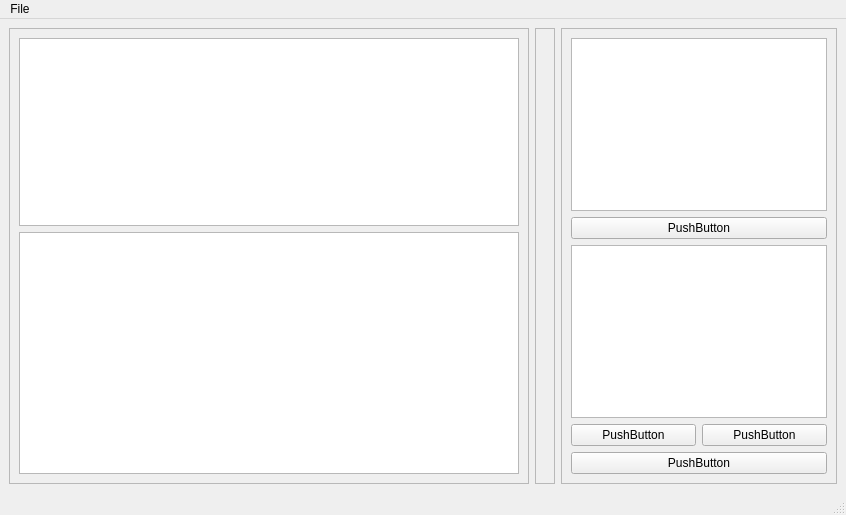
First picture: the form in slacx/slacxui/basic.ui, repository slaclab/paws, before the edit.
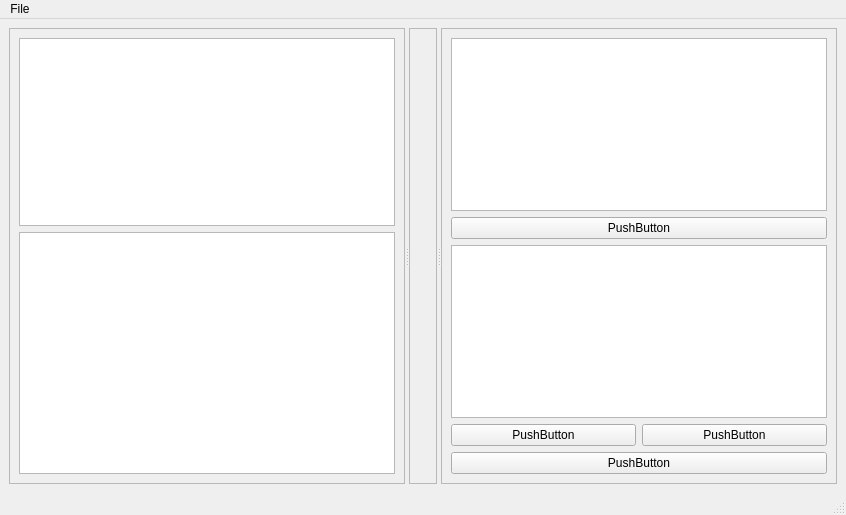
Second picture: the form after the edit.

Commit message: added frame splitter to the GUI

```diff
--- a/slacx/slacxui/basic.ui
+++ b/slacx/slacxui/basic.ui
@@ -16,6 +16,10 @@
   <widget class="QWidget" name="centralwidget">
    <layout class="QHBoxLayout" name="horizontalLayout">
     <item>
+     <widget class="QSplitter" name="splitter">
+      <property name="orientation">
+       <enum>Qt::Horizontal</enum>
+      </property>
      <widget class="QFrame" name="left_frame">
       <property name="frameShape">
        <enum>QFrame::StyledPanel</enum>
@@ -49,8 +53,7 @@
        </item>
       </layout>
      </widget>
-    </item>
-    <item>
+      <widget class="QWidget" name="">
      <layout class="QVBoxLayout" name="verticalLayout_3">
       <item>
        <widget class="QFrame" name="center_frame">
@@ -68,8 +71,7 @@
        </widget>
       </item>
      </layout>
-    </item>
-    <item>
+      </widget>
      <widget class="QFrame" name="right_frame">
       <property name="frameShape">
        <enum>QFrame::StyledPanel</enum>
@@ -120,6 +122,7 @@
       <zorder>add_op_button</zorder>
       <zorder>apply_workflow_button</zorder>
       <zorder>rm_op_button</zorder>
+      </widget>
      </widget>
     </item>
    </layout>
```
Lines whose indentation alone changed are shown as unchanged. The commit also changes 1 other file.
